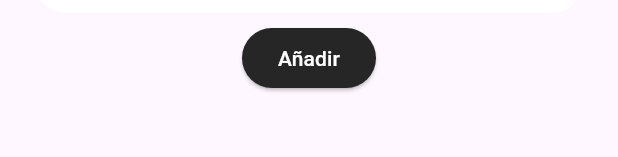
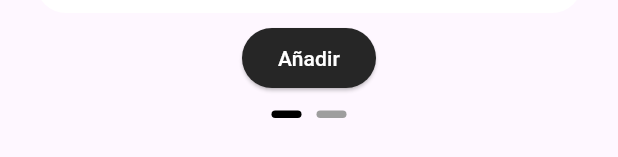
Before and after one commit to DarioAlarcon/Due, a Flutter app: the OnboardContent widget shown alone on an empty page, opened directly with empty values, on a phone screen of 412 x 824 dp. Shown: the part 227-384 px from the top of the screen. Run offline on Flutter 3.47's test engine with Material 2 defaults, Android fonts, the light colour scheme and no system bars.

```diff
--- a/lib/contents/addProduct_content.dart
+++ b/lib/contents/addProduct_content.dart
@@ -22,10 +22,11 @@ class _Addproduct_contentState extends State<Addproduct_content> {
             children: [
               Center(child: Text('Añadir Producto',textAlign: TextAlign.center,style: TextStyle(fontSize: 27,fontWeight: FontWeight.w500, color: Color(0xff262626)))),
               SizedBox(
-                height: 15,
+                height: 10,
               ),
               Center(
                 child: Container(
+
                   margin: EdgeInsets.only(top: 10),
                       height: 40,
                       decoration: const BoxDecoration(
--- a/lib/main.dart
+++ b/lib/main.dart
@@ -1,5 +1,4 @@
 import 'package:due/screens/homeScreen.dart';
-import 'package:due/test/testiDynamicTile.dart';
 import 'package:due/widgets/onboard_content.dart';
 import 'package:flutter/material.dart';
 import 'package:flutter/services.dart';
--- a/lib/screens/homeScreen.dart
+++ b/lib/screens/homeScreen.dart
@@ -1,11 +1,8 @@
-import 'package:due/models/deudor.dart';
 import 'package:due/widgets/header.dart';
 import 'package:due/widgets/popUpMenuAdd.dart';
 import 'package:due/widgets/slivers.dart';
 import 'package:flutter/cupertino.dart';
 import 'package:flutter/material.dart';
-import 'package:provider/provider.dart';
-
 import '../widgets/popUpInterface.dart';
 
 
--- a/lib/widgets/formPopupcChanger.dart
+++ b/lib/widgets/formPopupcChanger.dart
@@ -1,6 +1,4 @@
 import 'package:flutter/material.dart';
-
-import 'package:flutter/services.dart';
 class onboarding extends StatelessWidget {
   const onboarding({super.key});
 
--- a/lib/widgets/onboard_content.dart
+++ b/lib/widgets/onboard_content.dart
@@ -59,7 +59,9 @@ class _OnboardContentState extends State<OnboardContent> {
                     ],
                   ),
                 ),
+
               ),
+              indicadores()
             ],
           ),
 
@@ -90,3 +92,35 @@ class PageshowModel with ChangeNotifier{
   set Colorsecundario(Color color){
     this._colorSecundario = color;
   }}
+  class indicadores extends StatelessWidget {
+  const indicadores({
+    super.key,
+  });
+
+  @override
+  Widget build(BuildContext context) {
+    return Row(
+      mainAxisAlignment: MainAxisAlignment.center,
+      children: [
+        Container(
+          margin: EdgeInsets.symmetric(horizontal: 5),
+          width: 20,
+          height: 5,
+          decoration: BoxDecoration(
+          color: Provider.of<PageshowModel>(context, listen: false).currentPage <= 0.5? Colors.black:Colors.grey,
+          borderRadius: BorderRadius.all(Radius.circular(20))
+          ),
+        ),
+        Container(
+          margin: EdgeInsets.symmetric(horizontal: 5),
+          width: 20,
+          height: 5,
+          decoration: BoxDecoration(
+          color: Provider.of<PageshowModel>(context, listen: false).currentPage >= 0.5? Colors.black:Colors.grey,
+          borderRadius: BorderRadius.all(Radius.circular(20))
+          ),
+        )
+      ],
+    );
+  }
+}
--- a/lib/widgets/popUpMenu.dart
+++ b/lib/widgets/popUpMenu.dart
@@ -65,11 +65,29 @@ class _popUpMenuState extends State<popUpMenu> with SingleTickerProviderStateMix
           child: Column(
             children: [
               OnboardContent( callback: widget.cb, changedot: cambio,),
-              GestureDetector(
-                onDoubleTap: (){
-                  cambio();
-                },
-                child: Row(
+              SizedBox(height: 15,)
+            ],
+          ),
+        ),
+      ),
+    );
+  }
+
+  void _closePopUp(String action) {
+    _animationController.reverse().whenComplete(() {
+      Navigator.of(context).pop();
+    });
+  }
+}
+
+class indicadores extends StatelessWidget {
+  const indicadores({
+    super.key,
+  });
+
+  @override
+  Widget build(BuildContext context) {
+    return Row(
       mainAxisAlignment: MainAxisAlignment.center,
       children: [
         Container(
@@ -91,19 +109,6 @@ class _popUpMenuState extends State<popUpMenu> with SingleTickerProviderStateMix
           ),
         )
       ],
-                ),
-              ),
-              SizedBox(height: 15,)
-            ],
-          ),
-        ),
-      ),
     );
   }
-
-  void _closePopUp(String action) {
-    _animationController.reverse().whenComplete(() {
-      Navigator.of(context).pop();
-    });
 }
-}
--- a/lib/widgets/slivers.dart
+++ b/lib/widgets/slivers.dart
@@ -16,7 +16,6 @@ class _SliverFunctionState extends State<SliverFunction> {
     setState(() {
     });
   }
-  final GlobalKey<AnimatedListState> _listKey = GlobalKey<AnimatedListState>();
 
 
   void filterList(String searchText) {
```
Lines whose indentation alone changed are shown as unchanged.
